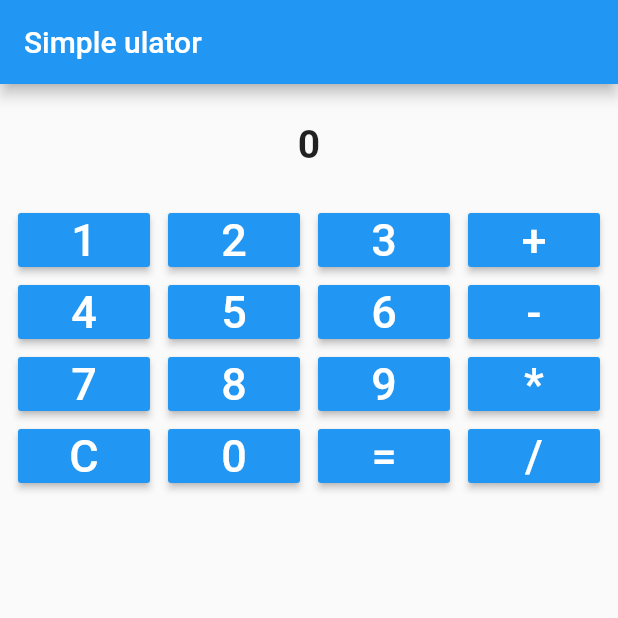
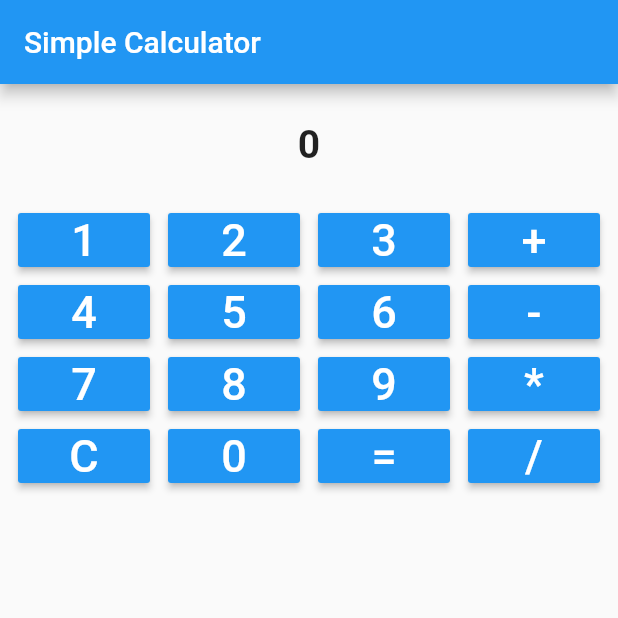
Before and after one commit to xnio94/calculate, a Flutter app: the screen it shows after launch, on a phone screen of 412 x 824 dp, the top half of it. Run offline on Flutter 3.47's test engine with Material 2 defaults, Android fonts, the phone set to English and light mode, and no system bars.

Commit message:
title change

```diff
--- a/lib/main.dart
+++ b/lib/main.dart
@@ -10,7 +10,7 @@ class MyApp extends StatelessWidget {
       theme: ThemeData(
         primarySwatch: Colors.blue,
       ),
-      home: MyHomePage(title: 'Simple ulator'),
+      home: MyHomePage(title: 'Simple Calculator'),
     );
   }
 }
```
